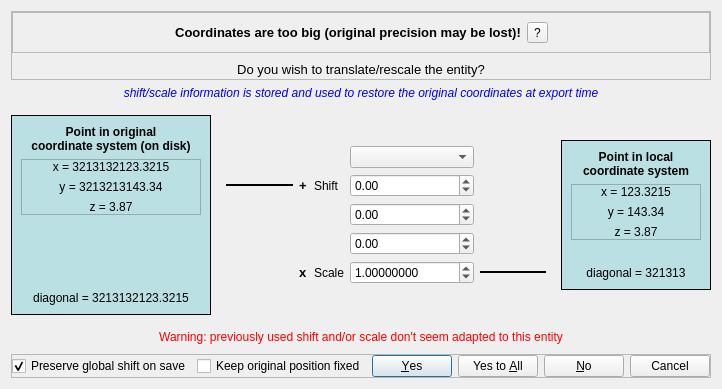
Old version of the form libs/qCC_io/ui_templates/globalShiftAndScaleDlg.ui in the repository CloudCompare/CloudCompare.
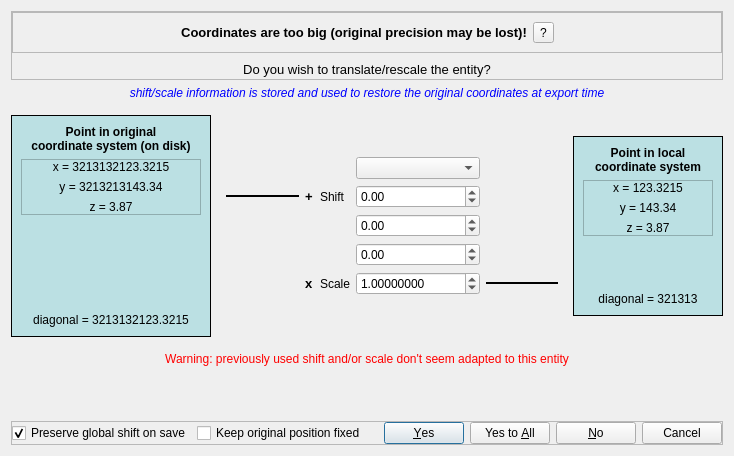
New version of the form.

What changed in the file:
```diff
--- a/libs/qCC_io/ui_templates/globalShiftAndScaleDlg.ui
+++ b/libs/qCC_io/ui_templates/globalShiftAndScaleDlg.ui
@@ -6,8 +6,8 @@
    <rect>
     <x>0</x>
     <y>0</y>
-    <width>643</width>
-    <height>389</height>
+    <width>734</width>
+    <height>456</height>
    </rect>
   </property>
   <property name="sizePolicy">
@@ -587,19 +587,6 @@
         </item>
         <item>
          <layout class="QVBoxLayout" name="verticalLayout_4">
-          <item>
-           <spacer name="verticalSpacer_2">
-            <property name="orientation">
-             <enum>Qt::Vertical</enum>
-            </property>
-            <property name="sizeHint" stdset="0">
-             <size>
-              <width>20</width>
-              <height>25</height>
-             </size>
-            </property>
-           </spacer>
-          </item>
           <item>
            <widget class="QFrame" name="smallCubeFrame">
             <property name="sizePolicy">
@@ -611,13 +598,7 @@
             <property name="minimumSize">
              <size>
               <width>150</width>
-              <height>150</height>
-             </size>
-            </property>
-            <property name="maximumSize">
-             <size>
-              <width>150</width>
-              <height>150</height>
+              <height>180</height>
              </size>
             </property>
             <property name="toolTip">
@@ -733,19 +714,6 @@
             </layout>
            </widget>
           </item>
-          <item>
-           <spacer name="verticalSpacer_5">
-            <property name="orientation">
-             <enum>Qt::Vertical</enum>
-            </property>
-            <property name="sizeHint" stdset="0">
-             <size>
-              <width>20</width>
-              <height>25</height>
-             </size>
-            </property>
-           </spacer>
-          </item>
          </layout>
         </item>
        </layout>
```
Left out of the diff: 18 changed lines with no effect on the pictures.
